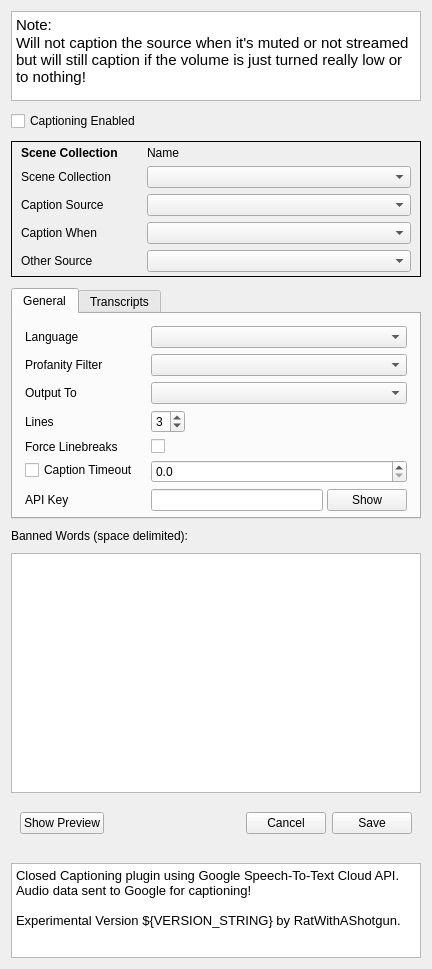
This is src/ui/CaptionSettingsWidget.ui in 0x01050/google-live-captions-obs-plugin as Qt 5 draws it before an edit. The edited form follows.
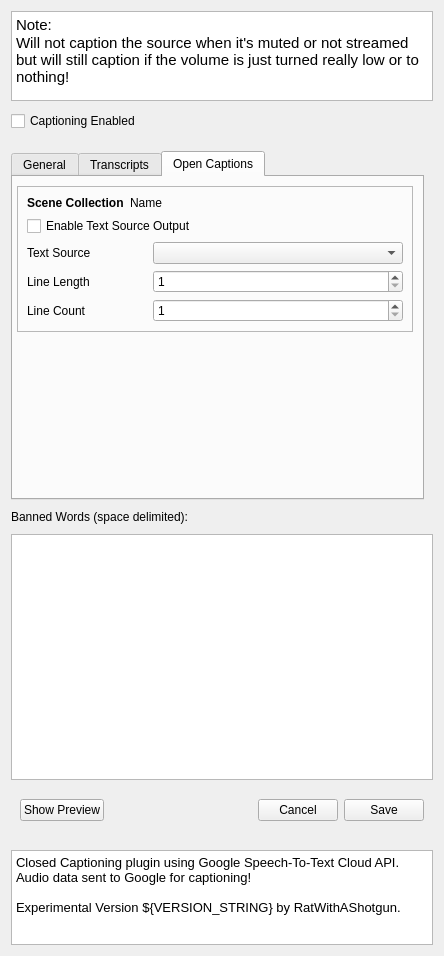
This is the edited form. The open tabs and pages were chosen to show the change.

Commit message:
Add Text Source caption output option
Allow doing Open Captions via a Text Source.

What changed in the file:
```diff
--- a/src/ui/CaptionSettingsWidget.ui
+++ b/src/ui/CaptionSettingsWidget.ui
@@ -6,8 +6,8 @@
    <rect>
     <x>0</x>
     <y>0</y>
-    <width>432</width>
-    <height>969</height>
+    <width>444</width>
+    <height>956</height>
    </rect>
   </property>
   <property name="sizePolicy">
@@ -55,15 +55,62 @@
     </widget>
    </item>
    <item>
+    <spacer name="verticalSpacer_3">
+     <property name="orientation">
+      <enum>Qt::Vertical</enum>
+     </property>
+     <property name="sizeType">
+      <enum>QSizePolicy::Fixed</enum>
+     </property>
+     <property name="sizeHint" stdset="0">
+      <size>
+       <width>20</width>
+       <height>10</height>
+      </size>
+     </property>
+    </spacer>
+   </item>
+   <item>
+    <widget class="QTabWidget" name="tabWidget">
+     <property name="sizePolicy">
+      <sizepolicy hsizetype="Fixed" vsizetype="Fixed">
+       <horstretch>0</horstretch>
+       <verstretch>0</verstretch>
+      </sizepolicy>
+     </property>
+     <property name="tabShape">
+      <enum>QTabWidget::Rounded</enum>
+     </property>
+     <property name="currentIndex">
+      <number>0</number>
+     </property>
+     <widget class="QWidget" name="tab">
+      <attribute name="title">
+       <string>General</string>
+      </attribute>
+      <layout class="QVBoxLayout" name="verticalLayout_2">
+       <property name="leftMargin">
+        <number>4</number>
+       </property>
+       <property name="topMargin">
+        <number>12</number>
+       </property>
+       <property name="rightMargin">
+        <number>12</number>
+       </property>
+       <property name="bottomMargin">
+        <number>4</number>
+       </property>
+       <item>
     <widget class="QFrame" name="frame_3">
      <property name="sizePolicy">
-      <sizepolicy hsizetype="Preferred" vsizetype="Fixed">
+          <sizepolicy hsizetype="Fixed" vsizetype="Fixed">
        <horstretch>0</horstretch>
        <verstretch>0</verstretch>
       </sizepolicy>
      </property>
      <property name="frameShape">
-      <enum>QFrame::Box</enum>
+          <enum>QFrame::StyledPanel</enum>
      </property>
      <property name="frameShadow">
       <enum>QFrame::Plain</enum>
@@ -78,36 +125,39 @@
       <property name="verticalSpacing">
        <number>6</number>
       </property>
+          <property name="leftMargin">
+           <number>4</number>
+          </property>
       <property name="topMargin">
        <number>4</number>
       </property>
+          <property name="rightMargin">
+           <number>4</number>
+          </property>
       <property name="bottomMargin">
-       <number>4</number>
-      </property>
-      <item row="2" column="0">
-       <widget class="QLabel" name="sceneCollectionSelectLabel">
-        <property name="minimumSize">
-         <size>
-          <width>120</width>
-          <height>0</height>
-         </size>
+           <number>8</number>
+          </property>
+          <item row="1" column="0">
+           <widget class="QLabel" name="sceneCollectionNameLabel_GeneralLeft">
+            <property name="font">
+             <font>
+              <weight>75</weight>
+              <bold>true</bold>
+             </font>
         </property>
         <property name="text">
          <string>Scene Collection</string>
         </property>
        </widget>
       </item>
-      <item row="2" column="1">
-       <widget class="QComboBox" name="sceneCollectionComboBox">
-        <property name="minimumSize">
-         <size>
-          <width>250</width>
-          <height>0</height>
-         </size>
+          <item row="1" column="1">
+           <widget class="QLabel" name="sceneCollectionNameLabel_GeneralRight">
+            <property name="text">
+             <string>Name</string>
         </property>
        </widget>
       </item>
-      <item row="3" column="0">
+          <item row="2" column="0">
        <widget class="QLabel" name="label">
         <property name="sizePolicy">
          <sizepolicy hsizetype="Fixed" vsizetype="Preferred">
@@ -120,7 +170,7 @@
         </property>
        </widget>
       </item>
-      <item row="3" column="1">
+          <item row="2" column="1">
        <widget class="QComboBox" name="sourcesComboBox">
         <property name="sizePolicy">
          <sizepolicy hsizetype="Preferred" vsizetype="Fixed">
@@ -136,14 +186,14 @@
         </property>
        </widget>
       </item>
-      <item row="4" column="0">
+          <item row="3" column="0">
        <widget class="QLabel" name="label_5">
         <property name="text">
          <string>Caption When</string>
         </property>
        </widget>
       </item>
-      <item row="4" column="1">
+          <item row="3" column="1">
        <widget class="QComboBox" name="captionWhenComboBox">
         <property name="minimumSize">
          <size>
@@ -153,14 +203,14 @@
         </property>
        </widget>
       </item>
-      <item row="5" column="0">
+          <item row="4" column="0">
        <widget class="QLabel" name="muteSourceLabel">
         <property name="text">
          <string>Other Source</string>
         </property>
        </widget>
       </item>
-      <item row="5" column="1">
+          <item row="4" column="1">
        <widget class="QComboBox" name="muteSourceComboBox">
         <property name="minimumSize">
          <size>
@@ -170,76 +220,9 @@
         </property>
        </widget>
       </item>
-      <item row="1" column="0">
-       <widget class="QLabel" name="sceneCollectionNameLabel_1">
-        <property name="font">
-         <font>
-          <weight>75</weight>
-          <bold>true</bold>
-         </font>
-        </property>
-        <property name="text">
-         <string>Scene Collection</string>
-        </property>
-       </widget>
-      </item>
-      <item row="1" column="1">
-       <widget class="QLabel" name="sceneCollectionNameLabel_2">
-        <property name="text">
-         <string>Name</string>
-        </property>
-       </widget>
-      </item>
      </layout>
     </widget>
    </item>
-   <item>
-    <spacer name="verticalSpacer_3">
-     <property name="orientation">
-      <enum>Qt::Vertical</enum>
-     </property>
-     <property name="sizeType">
-      <enum>QSizePolicy::Fixed</enum>
-     </property>
-     <property name="sizeHint" stdset="0">
-      <size>
-       <width>20</width>
-       <height>1</height>
-      </size>
-     </property>
-    </spacer>
-   </item>
-   <item>
-    <widget class="QTabWidget" name="tabWidget">
-     <property name="sizePolicy">
-      <sizepolicy hsizetype="Expanding" vsizetype="Fixed">
-       <horstretch>0</horstretch>
-       <verstretch>0</verstretch>
-      </sizepolicy>
-     </property>
-     <property name="tabShape">
-      <enum>QTabWidget::Rounded</enum>
-     </property>
-     <property name="currentIndex">
-      <number>1</number>
-     </property>
-     <widget class="QWidget" name="tab">
-      <attribute name="title">
-       <string>General</string>
-      </attribute>
-      <layout class="QVBoxLayout" name="verticalLayout_2">
-       <property name="leftMargin">
-        <number>12</number>
-       </property>
-       <property name="topMargin">
-        <number>12</number>
-       </property>
-       <property name="rightMargin">
-        <number>12</number>
-       </property>
-       <property name="bottomMargin">
-        <number>4</number>
-       </property>
        <item>
         <widget class="QWidget" name="widget_2" native="true">
          <property name="sizePolicy">
@@ -273,7 +256,24 @@
           <property name="bottomMargin">
            <number>0</number>
           </property>
-          <item row="0" column="0">
+          <item row="1" column="0">
+           <widget class="QLabel" name="label_8">
+            <property name="text">
+             <string>Output To</string>
+            </property>
+           </widget>
+          </item>
+          <item row="1" column="1">
+           <widget class="QComboBox" name="outputTargetComboBox">
+            <property name="minimumSize">
+             <size>
+              <width>250</width>
+              <height>0</height>
+             </size>
+            </property>
+           </widget>
+          </item>
+          <item row="2" column="0">
            <widget class="QLabel" name="label_6">
             <property name="minimumSize">
              <size>
@@ -286,7 +286,7 @@
             </property>
            </widget>
           </item>
-          <item row="0" column="1">
+          <item row="2" column="1">
            <widget class="QComboBox" name="languageComboBox">
             <property name="minimumSize">
              <size>
@@ -296,14 +296,14 @@
             </property>
            </widget>
           </item>
-          <item row="2" column="0">
+          <item row="4" column="0">
            <widget class="QLabel" name="label_7">
             <property name="text">
              <string>Profanity Filter</string>
             </property>
            </widget>
           </item>
-          <item row="2" column="1">
+          <item row="4" column="1">
            <widget class="QComboBox" name="profanityFilterComboBox">
             <property name="minimumSize">
              <size>
@@ -313,23 +313,6 @@
             </property>
            </widget>
           </item>
-          <item row="4" column="0">
-           <widget class="QLabel" name="label_8">
-            <property name="text">
-             <string>Output To</string>
-            </property>
-           </widget>
-          </item>
-          <item row="4" column="1">
-           <widget class="QComboBox" name="outputTargetComboBox">
-            <property name="minimumSize">
-             <size>
-              <width>250</width>
-              <height>0</height>
-             </size>
-            </property>
-           </widget>
-          </item>
           <item row="6" column="0">
            <widget class="QLabel" name="label_2">
             <property name="text">
@@ -558,6 +541,188 @@
        </item>
       </layout>
      </widget>
+     <widget class="QWidget" name="tab_3">
+      <attribute name="title">
+       <string>Open Captions</string>
+      </attribute>
+      <layout class="QVBoxLayout" name="verticalLayout_3">
+       <property name="leftMargin">
+        <number>4</number>
+       </property>
+       <item>
+        <widget class="QFrame" name="frame_4">
+         <property name="sizePolicy">
+          <sizepolicy hsizetype="Fixed" vsizetype="Fixed">
+           <horstretch>0</horstretch>
+           <verstretch>0</verstretch>
+          </sizepolicy>
+         </property>
+         <property name="minimumSize">
+          <size>
+           <width>382</width>
+           <height>107</height>
+          </size>
+         </property>
+         <property name="frameShape">
+          <enum>QFrame::StyledPanel</enum>
+         </property>
+         <property name="frameShadow">
+          <enum>QFrame::Plain</enum>
+         </property>
+         <layout class="QVBoxLayout" name="verticalLayout_4">
+          <item>
+           <widget class="QWidget" name="widget_6" native="true">
+            <layout class="QHBoxLayout" name="horizontalLayout_4">
+             <property name="leftMargin">
+              <number>0</number>
+             </property>
+             <property name="topMargin">
+              <number>0</number>
+             </property>
+             <property name="rightMargin">
+              <number>0</number>
+             </property>
+             <property name="bottomMargin">
+              <number>0</number>
+             </property>
+             <item>
+              <widget class="QLabel" name="sceneCollectionNameLabel_TextSourceLeft">
+               <property name="sizePolicy">
+                <sizepolicy hsizetype="Fixed" vsizetype="Preferred">
+                 <horstretch>0</horstretch>
+                 <verstretch>0</verstretch>
+                </sizepolicy>
+               </property>
+               <property name="font">
+                <font>
+                 <weight>75</weight>
+                 <bold>true</bold>
+                </font>
+               </property>
+               <property name="text">
+                <string>Scene Collection</string>
+               </property>
+              </widget>
+             </item>
+             <item>
+              <widget class="QLabel" name="sceneCollectionNameLabel_TextSourceRight">
+               <property name="text">
+                <string>Name</string>
+               </property>
+              </widget>
+             </item>
+            </layout>
+           </widget>
+          </item>
+          <item>
+           <widget class="QCheckBox" name="textSourceEnableOutputCheckBox">
+            <property name="sizePolicy">
+             <sizepolicy hsizetype="Fixed" vsizetype="Fixed">
+              <horstretch>0</horstretch>
+              <verstretch>0</verstretch>
+             </sizepolicy>
+            </property>
+            <property name="text">
+             <string>Enable Text Source Output</string>
+            </property>
+           </widget>
+          </item>
+          <item>
+           <widget class="QWidget" name="widget_5" native="true">
+            <layout class="QFormLayout" name="formLayout_4">
+             <property name="labelAlignment">
+              <set>Qt::AlignLeading|Qt::AlignLeft|Qt::AlignVCenter</set>
+             </property>
+             <property name="formAlignment">
+              <set>Qt::AlignLeading|Qt::AlignLeft|Qt::AlignTop</set>
+             </property>
+             <property name="leftMargin">
+              <number>0</number>
+             </property>
+             <property name="topMargin">
+              <number>0</number>
+             </property>
+             <property name="rightMargin">
+              <number>0</number>
+             </property>
+             <property name="bottomMargin">
+              <number>0</number>
+             </property>
+             <item row="0" column="0">
+              <widget class="QLabel" name="label_11">
+               <property name="minimumSize">
+                <size>
+                 <width>120</width>
+                 <height>0</height>
+                </size>
+               </property>
+               <property name="text">
+                <string>Text Source</string>
+               </property>
+              </widget>
+             </item>
+             <item row="0" column="1">
+              <widget class="QComboBox" name="textSourceOutputComboBox">
+               <property name="minimumSize">
+                <size>
+                 <width>250</width>
+                 <height>0</height>
+                </size>
+               </property>
+              </widget>
+             </item>
+             <item row="1" column="0">
+              <widget class="QLabel" name="label_12">
+               <property name="text">
+                <string>Line Length</string>
+               </property>
+              </widget>
+             </item>
+             <item row="1" column="1">
+              <widget class="QSpinBox" name="textSourceLineLengthSpinBox">
+               <property name="minimum">
+                <number>1</number>
+               </property>
+               <property name="maximum">
+                <number>999999999</number>
+               </property>
+              </widget>
+             </item>
+             <item row="2" column="0">
+              <widget class="QLabel" name="label_13">
+               <property name="text">
+                <string>Line Count</string>
+               </property>
+              </widget>
+             </item>
+             <item row="2" column="1">
+              <widget class="QSpinBox" name="textSourceLineCountSpinBox">
+               <property name="minimum">
+                <number>1</number>
+               </property>
+              </widget>
+             </item>
+            </layout>
+           </widget>
+          </item>
+         </layout>
+        </widget>
+       </item>
+       <item>
+        <spacer name="verticalSpacer_4">
+         <property name="orientation">
+          <enum>Qt::Vertical</enum>
+         </property>
+         <property name="sizeHint" stdset="0">
+          <size>
+           <width>20</width>
+           <height>40</height>
+          </size>
+         </property>
+        </spacer>
+       </item>
+      </layout>
+     </widget>
     </widget>
    </item>
    <item>
```
Left out of the diff: 4 changed lines with no effect on the pictures. Lines whose indentation alone changed are shown as unchanged. The commit also changes 11 other files.
